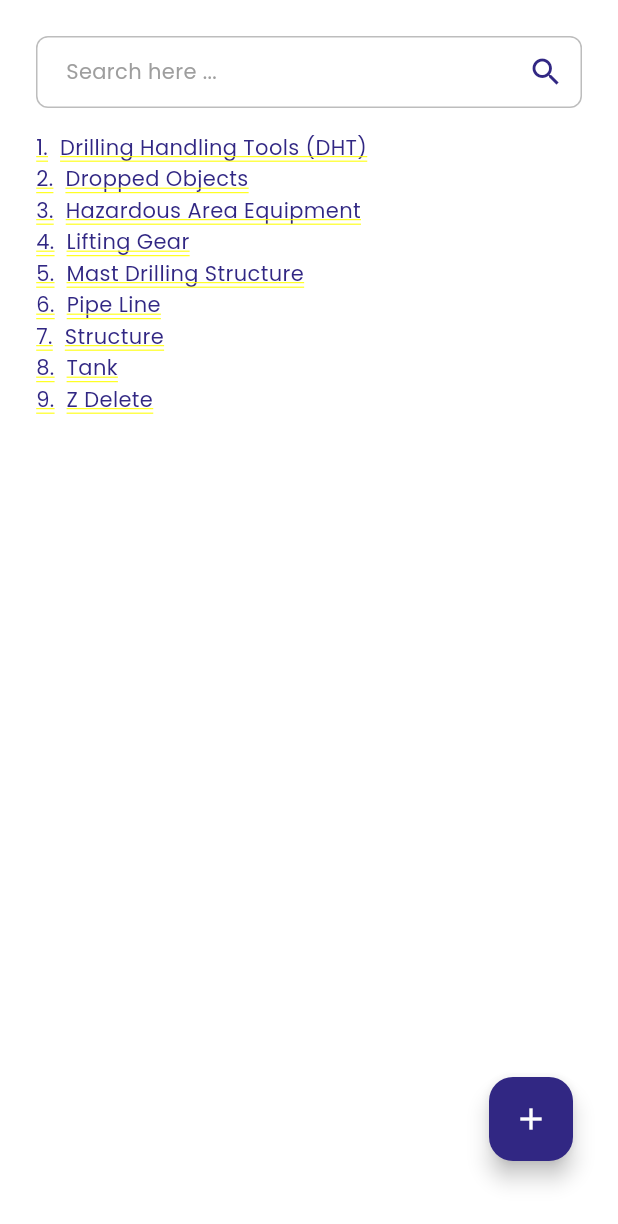
After one commit to lukmannurhakeem/siaptek-flutter, a Flutter app: the CategoriesScreen screen opened by its route, on a phone screen of 412 x 824 dp. The commit adds this screen. Shown: the top 1224 px of the screen. Run offline on Flutter 3.47's test engine with Material 3 defaults, Android fonts, the light colour scheme and no system bars; our stand-ins replace dio, fl_chart, flutter_dotenv, google_fonts, pretty_dio_logger, shared_preferences and 2 more; accounts and stored records are empty.

Commit message:
DEV : [Categories] add Categories screen

```diff
--- a/lib/route/route.dart
+++ b/lib/route/route.dart
@@ -1,5 +1,6 @@
 import 'package:base_app/screens/auth/forgot_password_screen.dart';
 import 'package:base_app/screens/auth/login_screen.dart';
+import 'package:base_app/screens/categories/categories_screen.dart';
 import 'package:base_app/screens/dashboard/dashboard_screen.dart';
 import 'package:base_app/screens/home_screen.dart';
 import 'package:base_app/screens/job/job_screen.dart';
@@ -29,6 +30,7 @@ class AppRoutes {
   static const String createPersonnel = '/createPersonnel';
   static const String createTeamPersonnel = '/createTeamPersonnel';
   static const String site = '/site';
+  static const String categories = '/categories';
 
   // Route generator function
   static Route<dynamic> generateRoute(RouteSettings settings) {
@@ -83,6 +85,9 @@ class AppRoutes {
       case site:
         return MaterialPageRoute(builder: (_) => const SiteScreen(), settings: settings);
 
+      case categories:
+        return MaterialPageRoute(builder: (_) => const CategoriesScreen(), settings: settings);
+
       default:
         // If the route is not defined, show an error page
         return MaterialPageRoute(
--- /dev/null
+++ b/lib/screens/categories/categories_screen.dart
@@ -0,0 +1,130 @@
+import 'package:base_app/core/extension/theme_extension.dart';
+import 'package:base_app/core/service/navigation_service.dart';
+import 'package:base_app/route/route.dart';
+import 'package:base_app/widget/common_textfield.dart';
+import 'package:flutter/material.dart';
+
+class CategoriesScreen extends StatefulWidget {
+  const CategoriesScreen({super.key});
+
+  @override
+  State<CategoriesScreen> createState() => _CategoriesScreenState();
+}
+
+class _CategoriesScreenState extends State<CategoriesScreen> {
+  @override
+  Widget build(BuildContext context) {
+    final screenHeight = context.screenHeight - (kToolbarHeight * 1.25);
+    final screenWidth = context.screenWidth;
+
+    List<String> categories = [
+      "Drilling Handling Tools (DHT)",
+      "Dropped Objects",
+      "Hazardous Area Equipment",
+      "Lifting Gear",
+      "Mast Drilling Structure",
+      "Pipe Line",
+      "Structure",
+      "Tank",
+      "Z Delete",
+    ];
+
+    return SizedBox(
+      width: screenWidth,
+      height: screenHeight,
+      child: Stack(
+        children: [
+          Positioned.fill(
+            child: Padding(
+              padding: context.paddingAll,
+              child: Column(
+                children: [
+                  CommonTextField(
+                    hintText: 'Search here ...',
+                    style: context.topology.textTheme.bodySmall?.copyWith(
+                      color: context.colors.primary,
+                    ),
+                    suffixIcon: Icon(Icons.search, color: context.colors.primary),
+                  ),
+                  context.vM,
+                  Expanded(
+                    child: ListView.builder(
+                      itemCount: categories.length,
+                      itemBuilder: (context, index) {
+                        final data = categories[index];
+                        if (index >= categories.length) return const SizedBox.shrink();
+                        return Column(
+                          children: [
+                            Row(
+                              mainAxisAlignment: MainAxisAlignment.start,
+                              children: [
+                                Text(
+                                  '${index + 1}.',
+                                  style: context.topology.textTheme.bodyMedium?.copyWith(
+                                    color: context.colors.primary,
+                                  ),
+                                ),
+                                context.hS,
+                                Text(
+                                  data,
+                                  style: context.topology.textTheme.bodyMedium?.copyWith(
+                                    color: context.colors.primary,
+                                  ),
+                                ),
+                              ],
+                            ),
+                          ],
+                        );
+                      },
+                    ),
+                  ),
+                ],
+              ),
+            ),
+          ),
+          Positioned(
+            bottom: 50,
+            right: 30,
+            child: FloatingActionButton(
+              onPressed: () {
+                NavigationService().navigateTo(AppRoutes.createTeamPersonnel);
+              },
+              tooltip: 'Add New',
+              child: const Icon(Icons.add),
+              backgroundColor: context.colors.primary,
+            ),
+          ),
+        ],
+      ),
+    );
+  }
+
+  Widget _personnelCard(BuildContext context, String name) {
+    return Card(
+      margin: EdgeInsets.zero,
+      child: Padding(
+        padding: const EdgeInsets.all(16.0),
+        child: Column(
+          mainAxisSize: MainAxisSize.min,
+          mainAxisAlignment: MainAxisAlignment.center,
+          children: [
+            Container(
+              padding: const EdgeInsets.all(12.0),
+              decoration: BoxDecoration(
+                color: context.colors.primary.withOpacity(0.1),
+                borderRadius: BorderRadius.circular(8.0),
+              ),
+              child: Icon(Icons.person, size: 40, color: context.colors.primary),
+            ),
+            const SizedBox(height: 12),
+            Text(
+              name,
+              textAlign: TextAlign.center,
+              style: context.topology.textTheme.bodySmall?.copyWith(color: context.colors.primary),
+            ),
+          ],
+        ),
+      ),
+    );
+  }
+}
--- a/lib/screens/home_screen.dart
+++ b/lib/screens/home_screen.dart
@@ -2,6 +2,7 @@ import 'package:base_app/core/extension/theme_extension.dart';
 import 'package:base_app/core/service/navigation_service.dart';
 import 'package:base_app/model/menu_item.dart';
 import 'package:base_app/providers/authenticate_provider.dart';
+import 'package:base_app/screens/categories/categories_screen.dart';
 import 'package:base_app/screens/customer/customer_screen.dart';
 import 'package:base_app/screens/dashboard/dashboard_screen.dart';
 import 'package:base_app/screens/job/job_screen.dart';
@@ -80,7 +81,7 @@ class _HomeScreenState extends State<HomeScreen> {
       title: 'Categories',
       icon: Icons.category,
       index: 6,
-      screen: Center(child: Text("Categories Content")),
+      screen: Center(child: CategoriesScreen()),
     ),
     MenuItem(
       title: 'Profile',
```
